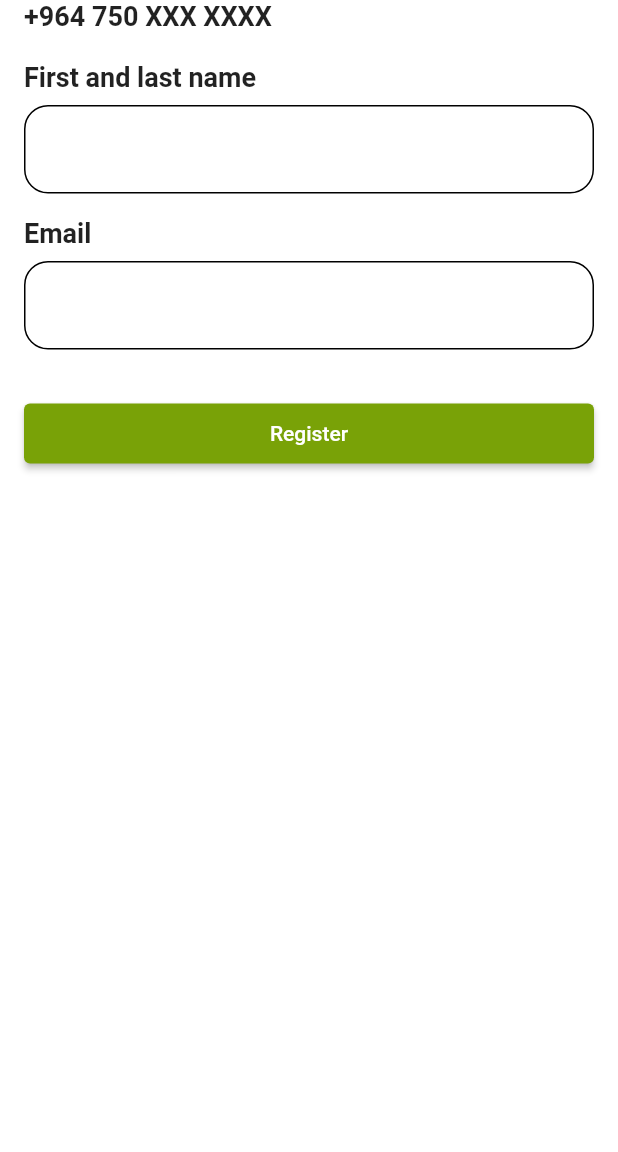
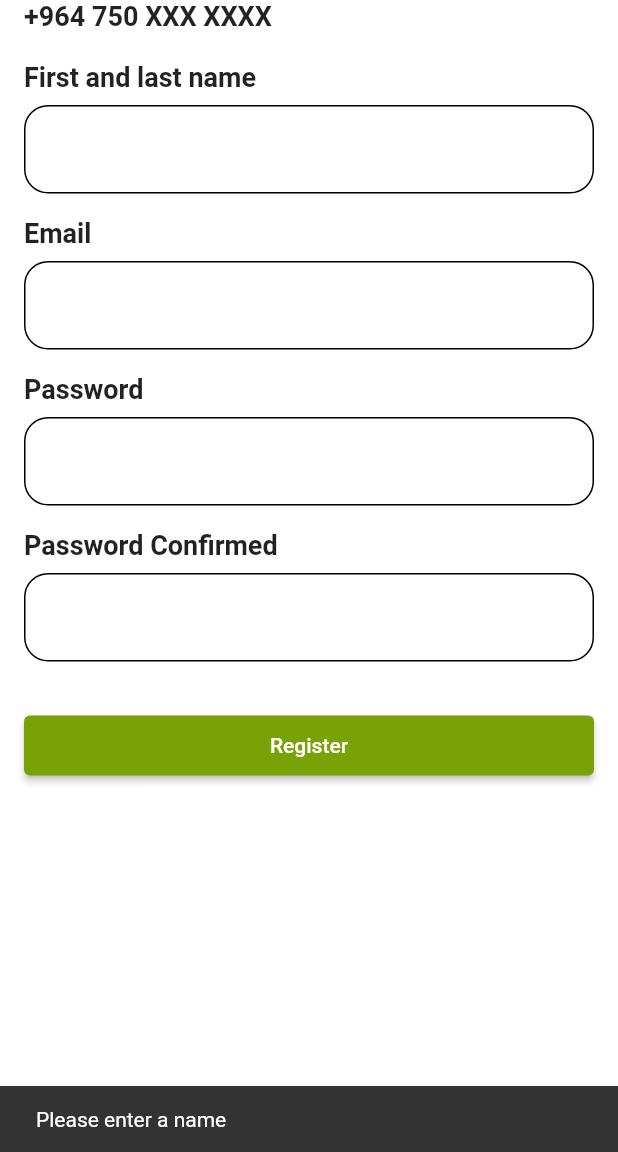
Before and after one commit to dlovantallat/maydan_mobile, a Flutter app: the PersonalRegisterScreen screen opened directly with empty values, after a tap on "Register", on a phone screen of 412 x 824 dp, the part 84-1236 px from its top. Run offline on Flutter 3.47's test engine with Material 2 defaults, Android fonts, the phone set to English and light mode, and no system bars; our stand-ins replace flutter_svg, get_it, shared_preferences; accounts and stored records are empty; network calls fail.

Commit message:
fix: personal registeration

```diff
--- a/lib/cloud_functions/maydan_services.dart
+++ b/lib/cloud_functions/maydan_services.dart
@@ -231,16 +231,21 @@ class MaydanServices {
     );
   }
 
-  Future<ApiResponse<RegisterModel>> register(
-      String name, String email, String phoneNumber, String password) {
+  Future<ApiResponse<RegisterModel>> register(String name, String email,
+      String token, String phoneNumber, String password, bool isPersonal) {
     var request =
         http.MultipartRequest('POST', Uri.parse("${baseURL}register"));
 
     request.fields['name'] = name;
     request.fields['email'] = email;
+    request.fields['token'] = token;
     request.fields['password'] = password;
     request.fields['password_confirmation'] = password;
     request.fields['msisdn'] = phoneNumber;
+
+    if (isPersonal) {
+      request.fields['category_id'] = "9808a274-5aba-4f93-9ecd-29ef2c66d60e";
+    }
 
     request.headers.addAll(headers());
 
@@ -253,8 +258,21 @@ class MaydanServices {
 
           return ApiResponse<RegisterModel>(data: register);
         } else if (data.statusCode == 422) {
-          return ApiResponse<RegisterModel>(statusCode: 422);
+          final respStr = await data.stream.bytesToString();
+
+          final register = RegisterModel.json(jsonDecode(respStr));
+          return ApiResponse<RegisterModel>(
+              statusCode: 422, errorMessage: register.message);
+        } else if (data.statusCode == 403) {
+          final respStr = await data.stream.bytesToString();
+
+          final register = RegisterModel.json(jsonDecode(respStr));
+          return ApiResponse<RegisterModel>(
+              statusCode: 403, errorMessage: register.message);
         }
+
+        print(data.statusCode);
+
         return ApiResponse<RegisterModel>(
             requestStatus: true, errorMessage: "API Communication Down");
       },
--- a/lib/screens/register/otp_screen.dart
+++ b/lib/screens/register/otp_screen.dart
@@ -44,7 +44,11 @@ class _OtpScreenState extends State<OtpScreen> {
             context,
             MaterialPageRoute(
               builder: (_) => !widget.isPersonal
-                  ? PersonalRegisterScreen(tempToken: otpService.data!.token)
+                  ? PersonalRegisterScreen(
+                      phoneNumber: widget.phoneNumber,
+                      tempToken: otpService.data!.token,
+                      isPersonal: widget.isPersonal,
+                    )
                   : CompanyRegisterScreen(tempToken: otpService.data!.token),
             ));
       }
--- a/lib/screens/register/personal_register_screen.dart
+++ b/lib/screens/register/personal_register_screen.dart
@@ -8,10 +8,16 @@ import '../../utilities/app_utilities.dart';
 import 'register.dart';
 
 class PersonalRegisterScreen extends StatefulWidget {
+  final String phoneNumber;
   final String tempToken;
+  final bool isPersonal;
 
-  const PersonalRegisterScreen({Key? key, required this.tempToken})
-      : super(key: key);
+  const PersonalRegisterScreen({
+    Key? key,
+    required this.phoneNumber,
+    required this.tempToken,
+    required this.isPersonal,
+  }) : super(key: key);
 
   @override
   State<PersonalRegisterScreen> createState() => _PersonalRegisterScreenState();
@@ -21,17 +27,63 @@ class _PersonalRegisterScreenState extends State<PersonalRegisterScreen> {
   MaydanServices get service => GetIt.I<MaydanServices>();
   late ApiResponse<RegisterModel> register;
 
+  final nameController = TextEditingController();
+  final emailController = TextEditingController();
+  final passwordController = TextEditingController();
+  final passwordConfirmationController = TextEditingController();
+
   registerRequest() async {
-    register = await service.register(
-        "dlo", "d5@mail.com", "+96475042312205", "12345678");
+    String name = nameController.text.trim().toString();
+    String email = emailController.text.trim().toString();
+    String password = passwordController.text.trim().toString();
+    String passwordConfirmation =
+        passwordConfirmationController.text.trim().toString();
 
+    if (name.isEmpty) {
+      setSnackBar(context, "Please enter a name");
+      return;
+    }
+
+    if (email.isEmpty) {
+      setSnackBar(context, "Please enter a email");
+      return;
+    }
+
+    bool emailValid = RegExp(
+            r"^[a-zA-Z0-9.a-zA-Z0-9.!#$%&'*+-/=?^_`{|}~]+@[a-zA-Z0-9]+\.[a-zA-Z]+")
+        .hasMatch(email);
+    if (!emailValid) {
+      setSnackBar(context, "Please enter a correct email");
+      return;
+    }
+
+    if (password.isEmpty) {
+      setSnackBar(context, "Please enter a password");
+      return;
+    }
+
+    if (password != passwordConfirmation) {
+      setSnackBar(
+          context, "Confirmed Password must be exactly the same as password");
+      return;
+    }
+
+    loading(context);
+
+    register = await service.register(name, email, widget.tempToken,
+        "964${widget.phoneNumber}", password, widget.isPersonal);
+    if (!mounted) return;
+
+    Navigator.pop(context);
     if (register.requestStatus) {
-      print(register.errorMessage);
+      setSnackBar(context, register.errorMessage);
     } else {
       if (register.statusCode == 422) {
-        print("object");
+        setSnackBar(context, register.errorMessage);
+      } else if (register.statusCode == 403) {
+        setSnackBar(context, register.data!.message);
       } else {
-        print(register.data!.user.name);
+        setSnackBar(context, register.data!.user!.name);
       }
     }
   }
@@ -78,8 +130,9 @@ class _PersonalRegisterScreenState extends State<PersonalRegisterScreen> {
                 ),
               ),
             ),
-            const TextField(
-              decoration: InputDecoration(
+            TextField(
+              controller: nameController,
+              decoration: const InputDecoration(
                 focusedBorder: OutlineInputBorder(
                   borderSide: BorderSide(color: Colors.black, width: 1),
                   borderRadius: BorderRadius.all(
@@ -104,8 +157,67 @@ class _PersonalRegisterScreenState extends State<PersonalRegisterScreen> {
                 ),
               ),
             ),
-            const TextField(
-              decoration: InputDecoration(
+            TextField(
+              controller: emailController,
+              decoration: const InputDecoration(
+                focusedBorder: OutlineInputBorder(
+                  borderSide: BorderSide(color: Colors.black, width: 1),
+                  borderRadius: BorderRadius.all(
+                    Radius.circular(16.0),
+                  ),
+                ),
+                enabledBorder: OutlineInputBorder(
+                  borderSide: BorderSide(color: Colors.black, width: 1),
+                  borderRadius: BorderRadius.all(
+                    Radius.circular(16.0),
+                  ),
+                ),
+              ),
+            ),
+            const Padding(
+              padding: EdgeInsetsDirectional.only(bottom: 8, top: 16),
+              child: Text(
+                "Password",
+                style: TextStyle(
+                  fontSize: 18,
+                  fontWeight: FontWeight.w700,
+                ),
+              ),
+            ),
+            TextField(
+              controller: passwordController,
+              keyboardType: TextInputType.text,
+              obscureText: true,
+              decoration: const InputDecoration(
+                focusedBorder: OutlineInputBorder(
+                  borderSide: BorderSide(color: Colors.black, width: 1),
+                  borderRadius: BorderRadius.all(
+                    Radius.circular(16.0),
+                  ),
+                ),
+                enabledBorder: OutlineInputBorder(
+                  borderSide: BorderSide(color: Colors.black, width: 1),
+                  borderRadius: BorderRadius.all(
+                    Radius.circular(16.0),
+                  ),
+                ),
+              ),
+            ),
+            const Padding(
+              padding: EdgeInsetsDirectional.only(bottom: 8, top: 16),
+              child: Text(
+                "Password Confirmed",
+                style: TextStyle(
+                  fontSize: 18,
+                  fontWeight: FontWeight.w700,
+                ),
+              ),
+            ),
+            TextField(
+              controller: passwordConfirmationController,
+              keyboardType: TextInputType.text,
+              obscureText: true,
+              decoration: const InputDecoration(
                 focusedBorder: OutlineInputBorder(
                   borderSide: BorderSide(color: Colors.black, width: 1),
                   borderRadius: BorderRadius.all(
--- a/lib/screens/register/register.dart
+++ b/lib/screens/register/register.dart
@@ -1,11 +1,13 @@
 class RegisterModel {
-  RegisterData user;
+  RegisterData? user;
+  String message;
 
-  RegisterModel({required this.user});
+  RegisterModel({required this.user, required this.message});
 
   factory RegisterModel.json(dynamic it) {
     return RegisterModel(
-      user: RegisterData.json(it['user']),
+      user: it['user'] == null ? null : RegisterData.json(it['user']),
+      message: it['message'] == null ? "" : it['message'] as String,
     );
   }
 }
@@ -16,7 +18,7 @@ class RegisterData {
   RegisterData({required this.name});
 
   factory RegisterData.json(dynamic it) {
-    return RegisterData(name: it['name']);
+    return RegisterData(name: it['name'] == null ? "" : it['name'] as String);
   }
 }
 
--- a/lib/screens/register/register_screen.dart
+++ b/lib/screens/register/register_screen.dart
@@ -24,7 +24,7 @@ class _RegisterScreenState extends State<RegisterScreen> {
 
   otpRequest() async {
     String phoneNumber = phoneNumberController.text.trim();
-    otp = await service.requestPinCode(phoneNumber,isPersonal);
+    otp = await service.requestPinCode(phoneNumber, isPersonal);
     if (!mounted) return;
     if (otp.requestStatus) {
       setSnackBar(context, otp.errorMessage);
@@ -33,6 +33,7 @@ class _RegisterScreenState extends State<RegisterScreen> {
         setSnackBar(context, otp.data!.message);
       } else {
         setSnackBar(context, "200: ${otp.data!.message}");
+        print("200: ${otp.data!.message}");
         nextScreen(phoneNumber);
       }
     }
```
